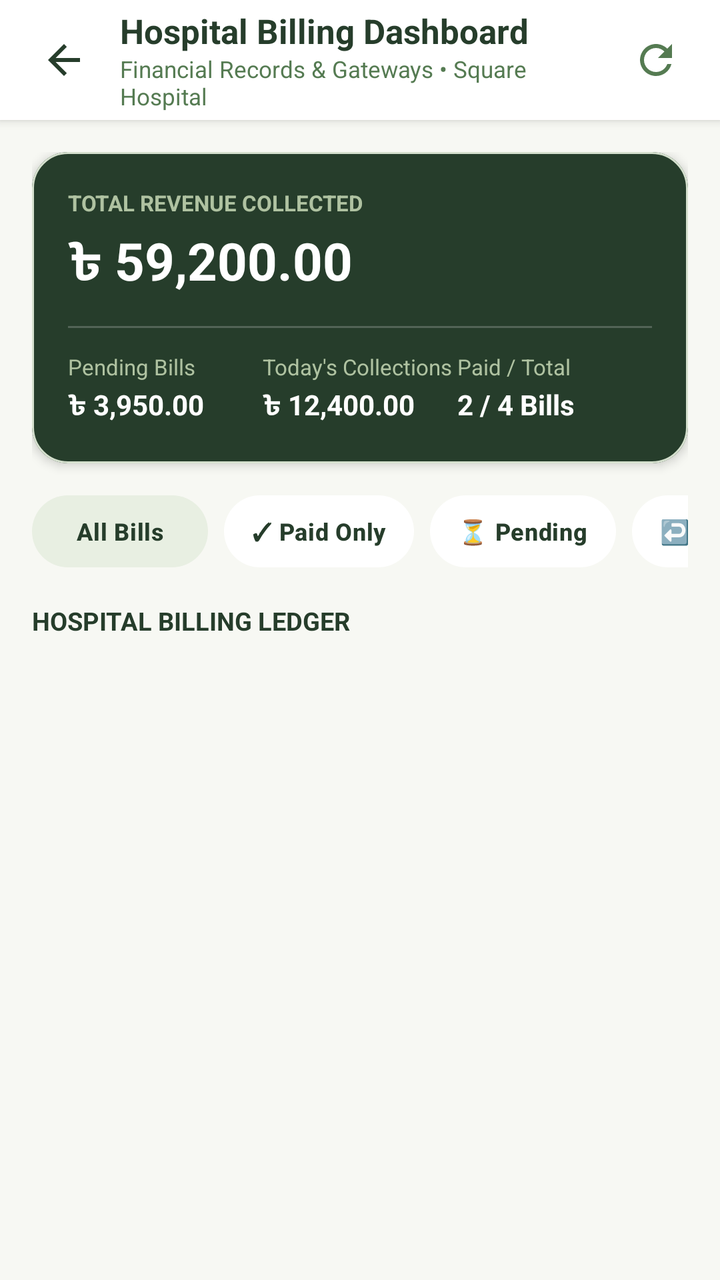
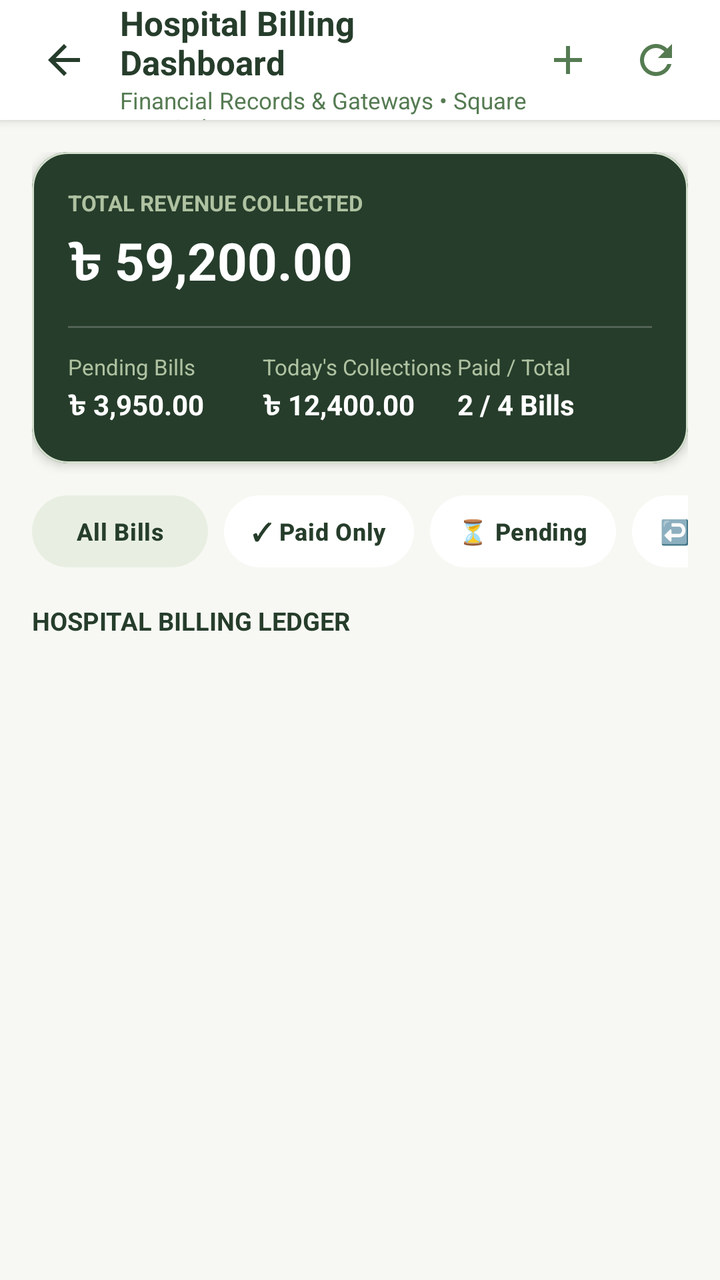

Before-and-after screenshots of an Android layout around one commit, followed by the original layout XML and the change that was made.
<!-- AndroidManifest.xml: application theme Theme.AROHI -->
<!-- res/layout/activity_hospital_billing_dashboard.xml -->
<?xml version="1.0" encoding="utf-8"?>
<LinearLayout xmlns:android="http://schemas.android.com/apk/res/android"
    xmlns:app="http://schemas.android.com/apk/res-auto"
    android:layout_width="match_parent"
    android:layout_height="match_parent"
    android:background="@color/background_ivory"
    android:fitsSystemWindows="true"
    android:orientation="vertical">

    
    <LinearLayout
        android:layout_width="match_parent"
        android:layout_height="60dp"
        android:background="@color/surface_card"
        android:elevation="3dp"
        android:gravity="center_vertical"
        android:orientation="horizontal"
        android:paddingHorizontal="12dp">

        <ImageButton
            android:id="@+id/btnBillingDashBack"
            android:layout_width="40dp"
            android:layout_height="40dp"
            android:background="?attr/selectableItemBackgroundBorderless"
            android:contentDescription="@string/action_back"
            android:src="@drawable/ic_arrow_back"
            app:tint="@color/accent_heading" />

        <LinearLayout
            android:layout_width="0dp"
            android:layout_height="wrap_content"
            android:layout_marginStart="8dp"
            android:layout_weight="1"
            android:orientation="vertical">

            <TextView
                android:layout_width="wrap_content"
                android:layout_height="wrap_content"
                android:text="Hospital Billing Dashboard"
                android:textColor="@color/accent_heading"
                android:textSize="17sp"
                android:textStyle="bold" />

            <TextView
                android:id="@+id/tvBillingHospitalSubtitle"
                android:layout_width="wrap_content"
                android:layout_height="wrap_content"
                android:text="Financial Records &amp; Gateways • Square Hospital"
                android:textColor="@color/primary_moss_green"
                android:textSize="11.5sp" />
        </LinearLayout>

        <ImageButton
            android:id="@+id/btnBillingRefresh"
            android:layout_width="40dp"
            android:layout_height="40dp"
            android:background="?attr/selectableItemBackgroundBorderless"
            android:contentDescription="Refresh"
            android:src="@drawable/ic_refresh"
            app:tint="@color/primary_moss_green" />
    </LinearLayout>

    <androidx.core.widget.NestedScrollView
        android:layout_width="match_parent"
        android:layout_height="0dp"
        android:layout_weight="1"
        android:fillViewport="true">

        <LinearLayout
            android:layout_width="match_parent"
            android:layout_height="wrap_content"
            android:orientation="vertical"
            android:padding="16dp">

            
            <com.google.android.material.card.MaterialCardView
                android:layout_width="match_parent"
                android:layout_height="wrap_content"
                app:cardBackgroundColor="@color/deep_forest_green"
                app:cardCornerRadius="18dp"
                app:cardElevation="3dp">

                <LinearLayout
                    android:layout_width="match_parent"
                    android:layout_height="wrap_content"
                    android:orientation="vertical"
                    android:padding="18dp">

                    <TextView
                        android:layout_width="wrap_content"
                        android:layout_height="wrap_content"
                        android:text="TOTAL REVENUE COLLECTED"
                        android:textColor="@color/soft_sage"
                        android:textSize="11sp"
                        android:textStyle="bold" />

                    <TextView
                        android:id="@+id/tvDashTotalRevenue"
                        android:layout_width="wrap_content"
                        android:layout_height="wrap_content"
                        android:layout_marginTop="4dp"
                        android:text="৳ 59,200.00"
                        android:textColor="@color/white"
                        android:textSize="26sp"
                        android:textStyle="bold" />

                    
                    <View
                        android:layout_width="match_parent"
                        android:layout_height="1dp"
                        android:layout_marginVertical="12dp"
                        android:alpha="0.2"
                        android:background="@color/white" />

                    
                    <LinearLayout
                        android:layout_width="match_parent"
                        android:layout_height="wrap_content"
                        android:orientation="horizontal">

                        <LinearLayout
                            android:layout_width="0dp"
                            android:layout_height="wrap_content"
                            android:layout_weight="1"
                            android:orientation="vertical">

                            <TextView
                                android:layout_width="wrap_content"
                                android:layout_height="wrap_content"
                                android:text="Pending Bills"
                                android:textColor="@color/soft_sage"
                                android:textSize="11sp" />

                            <TextView
                                android:id="@+id/tvDashPendingRevenue"
                                android:layout_width="wrap_content"
                                android:layout_height="wrap_content"
                                android:layout_marginTop="2dp"
                                android:text="৳ 3,950.00"
                                android:textColor="@color/white"
                                android:textSize="14sp"
                                android:textStyle="bold" />
                        </LinearLayout>

                        <LinearLayout
                            android:layout_width="0dp"
                            android:layout_height="wrap_content"
                            android:layout_weight="1"
                            android:orientation="vertical">

                            <TextView
                                android:layout_width="wrap_content"
                                android:layout_height="wrap_content"
                                android:text="Today's Collections"
                                android:textColor="@color/soft_sage"
                                android:textSize="11sp" />

                            <TextView
                                android:id="@+id/tvDashTodayRevenue"
                                android:layout_width="wrap_content"
                                android:layout_height="wrap_content"
                                android:layout_marginTop="2dp"
                                android:text="৳ 12,400.00"
                                android:textColor="@color/white"
                                android:textSize="14sp"
                                android:textStyle="bold" />
                        </LinearLayout>

                        <LinearLayout
                            android:layout_width="0dp"
                            android:layout_height="wrap_content"
                            android:layout_weight="1"
                            android:orientation="vertical">

                            <TextView
                                android:layout_width="wrap_content"
                                android:layout_height="wrap_content"
                                android:text="Paid / Total"
                                android:textColor="@color/soft_sage"
                                android:textSize="11sp" />

                            <TextView
                                android:id="@+id/tvDashPaidCount"
                                android:layout_width="wrap_content"
                                android:layout_height="wrap_content"
                                android:layout_marginTop="2dp"
                                android:text="2 / 4 Bills"
                                android:textColor="@color/white"
                                android:textSize="14sp"
                                android:textStyle="bold" />
                        </LinearLayout>
                    </LinearLayout>

                </LinearLayout>
            </com.google.android.material.card.MaterialCardView>

            
            <HorizontalScrollView
                android:layout_width="match_parent"
                android:layout_height="wrap_content"
                android:layout_marginTop="16dp"
                android:scrollbars="none">

                <LinearLayout
                    android:layout_width="wrap_content"
                    android:layout_height="wrap_content"
                    android:orientation="horizontal">

                    <com.google.android.material.button.MaterialButton
                        android:id="@+id/btnFilterAllBills"
                        style="@style/Widget.Material3.Button.TonalButton"
                        android:layout_width="wrap_content"
                        android:layout_height="36dp"
                        android:insetTop="0dp"
                        android:insetBottom="0dp"
                        android:paddingHorizontal="14dp"
                        android:text="All Bills"
                        android:textAllCaps="false"
                        android:textColor="@color/accent_heading"
                        android:textSize="12sp"
                        app:backgroundTint="@color/pale_mint"
                        app:cornerRadius="18dp" />

                    <com.google.android.material.button.MaterialButton
                        android:id="@+id/btnFilterPaidBills"
                        style="@style/Widget.Material3.Button.TonalButton"
                        android:layout_width="wrap_content"
                        android:layout_height="36dp"
                        android:layout_marginStart="8dp"
                        android:insetTop="0dp"
                        android:insetBottom="0dp"
                        android:paddingHorizontal="14dp"
                        android:text="✓ Paid Only"
                        android:textAllCaps="false"
                        android:textColor="@color/accent_heading"
                        android:textSize="12sp"
                        app:backgroundTint="@color/surface_card"
                        app:cornerRadius="18dp" />

                    <com.google.android.material.button.MaterialButton
                        android:id="@+id/btnFilterPendingBills"
                        style="@style/Widget.Material3.Button.TonalButton"
                        android:layout_width="wrap_content"
                        android:layout_height="36dp"
                        android:layout_marginStart="8dp"
                        android:insetTop="0dp"
                        android:insetBottom="0dp"
                        android:paddingHorizontal="14dp"
                        android:text="⏳ Pending"
                        android:textAllCaps="false"
                        android:textColor="@color/accent_heading"
                        android:textSize="12sp"
                        app:backgroundTint="@color/surface_card"
                        app:cornerRadius="18dp" />

                    <com.google.android.material.button.MaterialButton
                        android:id="@+id/btnFilterRefunds"
                        style="@style/Widget.Material3.Button.TonalButton"
                        android:layout_width="wrap_content"
                        android:layout_height="36dp"
                        android:layout_marginStart="8dp"
                        android:insetTop="0dp"
                        android:insetBottom="0dp"
                        android:paddingHorizontal="14dp"
                        android:text="↩️ Refunds"
                        android:textAllCaps="false"
                        android:textColor="@color/accent_heading"
                        android:textSize="12sp"
                        app:backgroundTint="@color/surface_card"
                        app:cornerRadius="18dp" />
                </LinearLayout>
            </HorizontalScrollView>

            
            <TextView
                android:layout_width="wrap_content"
                android:layout_height="wrap_content"
                android:layout_marginTop="18dp"
                android:text="HOSPITAL BILLING LEDGER"
                android:textColor="@color/accent_heading"
                android:textSize="12.5sp"
                android:textStyle="bold" />

            
            <androidx.recyclerview.widget.RecyclerView
                android:id="@+id/rvHospitalBillingList"
                android:layout_width="match_parent"
                android:layout_height="wrap_content"
                android:layout_marginTop="10dp"
                android:nestedScrollingEnabled="false" />

            
            <LinearLayout
                android:id="@+id/layoutEmptyBilling"
                android:layout_width="match_parent"
                android:layout_height="wrap_content"
                android:layout_marginTop="20dp"
                android:background="@drawable/bg_card_subtle"
                android:gravity="center"
                android:orientation="vertical"
                android:padding="24dp"
                android:visibility="gone">

                <TextView
                    android:layout_width="wrap_content"
                    android:layout_height="wrap_content"
                    android:text="🧾"
                    android:textSize="36sp" />

                <TextView
                    android:layout_width="wrap_content"
                    android:layout_height="wrap_content"
                    android:layout_marginTop="8dp"
                    android:text="No bills found"
                    android:textColor="@color/accent_heading"
                    android:textSize="14sp"
                    android:textStyle="bold" />

                <TextView
                    android:layout_width="wrap_content"
                    android:layout_height="wrap_content"
                    android:layout_marginTop="2dp"
                    android:text="No billing records match the selected filter."
                    android:textColor="@color/text_muted"
                    android:textSize="12sp" />
            </LinearLayout>

        </LinearLayout>
    </androidx.core.widget.NestedScrollView>

</LinearLayout>
<!-- resources referenced by this layout -->
<resources>
  <color name="accent_heading">#263D2B</color>
  <color name="background_ivory">#F7F8F3</color>
  <color name="deep_forest_green">#263D2B</color>
  <color name="pale_mint">#E8EFE2</color>
  <color name="primary_moss_green">#557B52</color>
  <color name="soft_sage">#AFC2A1</color>
  <color name="surface_card">#FFFFFF</color>
  <color name="text_muted">#9AA599</color>
  <color name="white">#FFFFFF</color>
  <!-- drawable bg_card_subtle (drawable) -->
  <?xml version="1.0" encoding="utf-8"?>
  <shape xmlns:android="http://schemas.android.com/apk/res/android"
      android:shape="rectangle">
      <solid android:color="@color/surface_subtle" />
      <corners android:radius="10dp" />
      <stroke
          android:width="1dp"
          android:color="@color/border_stroke" />
  </shape>
  <!-- drawable ic_arrow_back (drawable) -->
  <?xml version="1.0" encoding="utf-8"?>
  <vector xmlns:android="http://schemas.android.com/apk/res/android"
      android:width="24dp"
      android:height="24dp"
      android:viewportWidth="24"
      android:viewportHeight="24">
      <path
          android:fillColor="@color/text_primary"
          android:pathData="M20,11H7.83l5.59,-5.59L12,4l-8,8l8,8l1.41,-1.41L7.83,13H20V11z" />
  </vector>
  <string name="action_back">Back</string>
  <color name="surface_subtle">#E8EFE2</color>
  <color name="border_stroke">#D5E0CE</color>
  <color name="text_primary">#26332A</color>
  <color name="secondary_sage">#819B75</color>
  <color name="status_emergency">#C94B4B</color>
  <color name="status_emergency_bg">#FDECEC</color>
  <color name="warm_ivory">#F7F8F3</color>
  <color name="text_secondary">#778276</color>
  <style name="Widget.AROHI.Card" parent="Widget.Material3.CardView.Elevated">
          <item name="cardBackgroundColor">@color/surface_card</item>
          <item name="cardCornerRadius">@dimen/radius_md</item>
          <item name="cardElevation">@dimen/card_elevation</item>
          <item name="strokeColor">@color/border_stroke</item>
          <item name="strokeWidth">@dimen/card_stroke_width</item>
      </style>
  <style name="ThemeOverlay.AROHI.MaterialAlertDialog" parent="ThemeOverlay.Material3.MaterialAlertDialog">
          <item name="buttonBarPositiveButtonStyle">@style/Widget.AROHI.Dialog.Button.Positive</item>
          <item name="buttonBarNegativeButtonStyle">@style/Widget.AROHI.Dialog.Button.Negative</item>
          <item name="buttonBarNeutralButtonStyle">@style/Widget.AROHI.Dialog.Button.Negative</item>
          <item name="shapeAppearanceOverlay">@style/ShapeAppearance.AROHI.Dialog</item>
      </style>
  <dimen name="button_height">54dp</dimen>
  <dimen name="input_corner_radius">12dp</dimen>
  <dimen name="radius_md">16dp</dimen>
  <dimen name="card_elevation">2dp</dimen>
  <dimen name="card_stroke_width">1dp</dimen>
  <style name="Widget.AROHI.Dialog.Button.Positive" parent="Widget.Material3.Button">
          <item name="android:textColor">@color/white</item>
          <item name="android:textSize">13sp</item>
          <item name="android:textStyle">bold</item>
          <item name="android:minHeight">38dp</item>
          <item name="android:insetTop">0dp</item>
          <item name="android:insetBottom">0dp</item>
          <item name="backgroundTint">@color/primary_moss_green</item>
          <item name="cornerRadius">19dp</item>
      </style>
  <style name="ShapeAppearance.AROHI.Dialog" parent="ShapeAppearance.Material3.Corner.Medium">
          <item name="cornerSize">16dp</item>
      </style>
  <!-- unchanged entries left out for length: 5 -->
</resources>

<!-- the commit's change to res/layout/activity_hospital_billing_dashboard.xml (unified diff, before → after) -->
@@ -51,9 +51,19 @@
         </LinearLayout>
 
         <ImageButton
+            android:id="@+id/btnCreateBill"
+            android:layout_width="40dp"
+            android:layout_height="40dp"
+            android:background="?attr/selectableItemBackgroundBorderless"
+            android:contentDescription="Create Bill"
+            android:src="@drawable/ic_add"
+            app:tint="@color/primary_moss_green" />
+
+        <ImageButton
             android:id="@+id/btnBillingRefresh"
             android:layout_width="40dp"
             android:layout_height="40dp"
+            android:layout_marginStart="4dp"
             android:background="?attr/selectableItemBackgroundBorderless"
             android:contentDescription="Refresh"
             android:src="@drawable/ic_refresh"
<!-- resource entries referenced after the edit -->
@@ -19,6 +19,16 @@
           android:width="1dp"
           android:color="@color/border_stroke" />
   </shape>
+  <!-- drawable ic_add (drawable) -->
+  <vector xmlns:android="http://schemas.android.com/apk/res/android"
+      android:width="24dp"
+      android:height="24dp"
+      android:viewportWidth="24"
+      android:viewportHeight="24">
+    <path
+        android:fillColor="@color/white"
+        android:pathData="M19,13h-6v6h-2v-6H5v-2h6V5h2v6h6v2z"/>
+  </vector>
   <!-- drawable ic_arrow_back (drawable) -->
   <?xml version="1.0" encoding="utf-8"?>
   <vector xmlns:android="http://schemas.android.com/apk/res/android"
